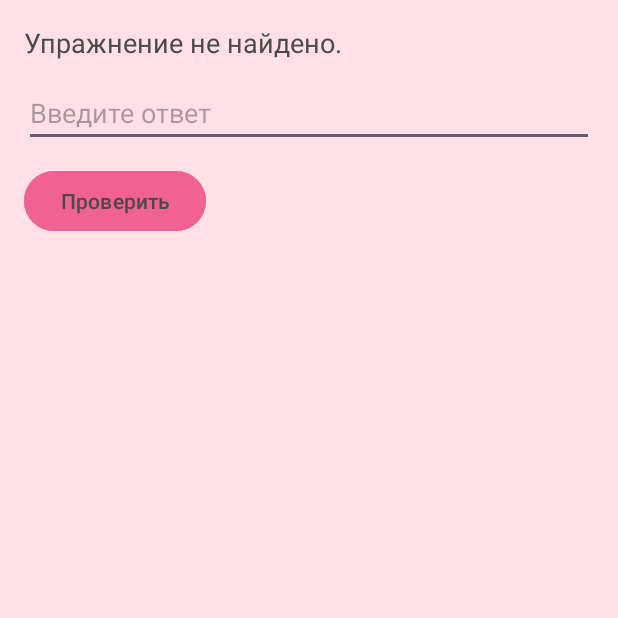
After one commit to AkameV5/Japanese-self-study-guide, an Android app: the ExerciseDetailActivity screen opened directly, with no data from a screen before it, on a phone screen of 412 x 824 dp, the top half of it. The commit adds this screen. Run offline under Robolectric (Android 15) with nearby library versions, the phone set to English and light mode, and no system bars; our stand-ins replace Firebase (no records; nobody signed in at launch, a user with empty details on screens opened directly).

Commit message:
MeinProject1.0T

```diff
--- a/app/src/main/AndroidManifest.xml
+++ b/app/src/main/AndroidManifest.xml
@@ -93,6 +93,10 @@
         <activity android:name=".texts_and_translation.TextDetailActivity"
             android:exported="false"
             android:theme="@style/Theme.Material3.Light.NoActionBar" />
+        <activity android:name=".texts_and_translation.TextExercisesActivity"
+            android:exported="false"/>
+        <activity android:name=".texts_and_translation.ExerciseDetailActivity"
+            android:exported="false"/>
 
 
         <activity
--- /dev/null
+++ b/app/src/main/java/com/example/japanese_self_study_guide/texts_and_translation/ExerciseDetailActivity.java
@@ -0,0 +1,81 @@
+package com.example.japanese_self_study_guide.texts_and_translation;
+
+import android.os.Bundle;
+import android.util.Log;
+import android.view.View;
+import android.widget.EditText;
+import android.widget.TextView;
+import com.example.japanese_self_study_guide.R;
+import com.google.android.material.button.MaterialButton;
+import androidx.annotation.Nullable;
+import androidx.appcompat.app.AppCompatActivity;
+import com.google.firebase.firestore.FirebaseFirestore;
+import com.google.firebase.firestore.QuerySnapshot;
+
+public class ExerciseDetailActivity extends AppCompatActivity {
+
+    private TextView tvQuestion, tvExplanation;
+    private EditText etAnswer;
+    private MaterialButton btnCheck;
+    private int exerciseId;
+    private int textId;
+    private ExerciseModel currentExercise;
+
+    @Override
+    protected void onCreate(@Nullable Bundle savedInstanceState) {
+        super.onCreate(savedInstanceState);
+        setContentView(R.layout.activity_exercise_detail);
+
+        tvQuestion = findViewById(R.id.tvQuestion);
+        tvExplanation = findViewById(R.id.tvExplanation);
+        etAnswer = findViewById(R.id.etAnswer);
+        btnCheck = findViewById(R.id.btnCheck);
+
+        exerciseId = getIntent().getIntExtra("exerciseId", -1);
+        textId = getIntent().getIntExtra("textId", -1);
+
+        loadExercise();
+
+        btnCheck.setOnClickListener(v -> {
+            if (currentExercise == null) return;
+            String user = etAnswer.getText().toString().trim();
+            if (user.isEmpty()) {
+                etAnswer.setError("Введите ответ");
+                return;
+            }
+            boolean correct = user.equalsIgnoreCase(currentExercise.getCorrectAnswer().trim());
+            tvExplanation.setVisibility(View.VISIBLE);
+            tvExplanation.setText((correct ? "Правильно!\n\n" : "Неправильно.\n\n")
+                    + "Правильный ответ: " + currentExercise.getCorrectAnswer() + "\n\n"
+                    + "Пояснение: " + (currentExercise.getExplanation() == null ? "-" : currentExercise.getExplanation()));
+            // Блокируем ввод
+            etAnswer.setEnabled(false);
+            btnCheck.setEnabled(false);
+
+            // (опционально) — сохранение результата в Firestore в коллекцию Progress
+            // saveProgress(correct);
+        });
+    }
+
+    private void loadExercise() {
+        FirebaseFirestore db = FirebaseFirestore.getInstance();
+        // поиск по полю id (если у тебя numeric id stored)
+        db.collection("Exercises_text")
+                .whereEqualTo("id", exerciseId)
+                .get()
+                .addOnSuccessListener(query -> {
+                    if (!query.isEmpty()) {
+                        currentExercise = query.getDocuments().get(0).toObject(ExerciseModel.class);
+                        tvQuestion.setText(currentExercise.getQuestion());
+                        tvExplanation.setVisibility(View.GONE);
+                    } else {
+                        tvQuestion.setText("Упражнение не найдено.");
+                    }
+                })
+                .addOnFailureListener(e -> {
+                    Log.e("ExerciseDetail", "Ошибка загрузки упражнения", e);
+                    tvQuestion.setText("Ошибка загрузки.");
+                });
+    }
+
+}
--- /dev/null
+++ b/app/src/main/res/layout/activity_exercise_detail.xml
@@ -0,0 +1,49 @@
+<?xml version="1.0" encoding="utf-8"?>
+<ScrollView xmlns:android="http://schemas.android.com/apk/res/android"
+    android:layout_width="match_parent"
+    android:layout_height="match_parent"
+    android:padding="16dp"
+    android:fitsSystemWindows="true"
+    android:background="@color/pinkBackground">
+
+    <LinearLayout
+        android:layout_width="match_parent"
+        android:layout_height="wrap_content"
+        android:orientation="vertical">
+
+        <TextView
+            android:id="@+id/tvQuestion"
+            android:layout_width="match_parent"
+            android:layout_height="wrap_content"
+            android:text="Вопрос"
+            android:textSize="18sp"
+            android:textColor="@color/textDark"
+            android:layout_marginBottom="12dp"/>
+
+        <EditText
+            android:id="@+id/etAnswer"
+            android:layout_width="match_parent"
+            android:layout_height="wrap_content"
+            android:hint="Введите ответ"
+            android:inputType="text"
+            android:layout_marginBottom="12dp"/>
+
+        <com.google.android.material.button.MaterialButton
+            android:id="@+id/btnCheck"
+            android:layout_width="wrap_content"
+            android:layout_height="wrap_content"
+            android:text="Проверить"
+            android:backgroundTint="#f06292"
+            android:textColor="@color/textDark"/>
+
+        <TextView
+            android:id="@+id/tvExplanation"
+            android:layout_width="match_parent"
+            android:layout_height="wrap_content"
+            android:text="Пояснение"
+            android:visibility="gone"
+            android:layout_marginTop="16dp"
+            android:textColor="@color/textDark"/>
+
+    </LinearLayout>
+</ScrollView>
```
Also changed, not shown: app/src/main/java/com/example/japanese_self_study_guide/texts_and_translation/ExerciseModel.java (added, +19 -0 lines), app/src/main/java/com/example/japanese_self_study_guide/texts_and_translation/ExercisesAdapter.java (added, +58 -0 lines), app/src/main/java/com/example/japanese_self_study_guide/texts_and_translation/TextDetailActivity.java (+18 -2 lines), app/src/main/java/com/example/japanese_self_study_guide/texts_and_translation/TextExercisesActivity.java (added, +51 -0 lines), app/src/main/res/layout/activity_text_detail.xml (+12 -0 lines), app/src/main/res/layout/activity_text_exercises.xml (added, +29 -0 lines), app/src/main/res/layout/item_text_exercise.xml (added, +51 -0 lines).
